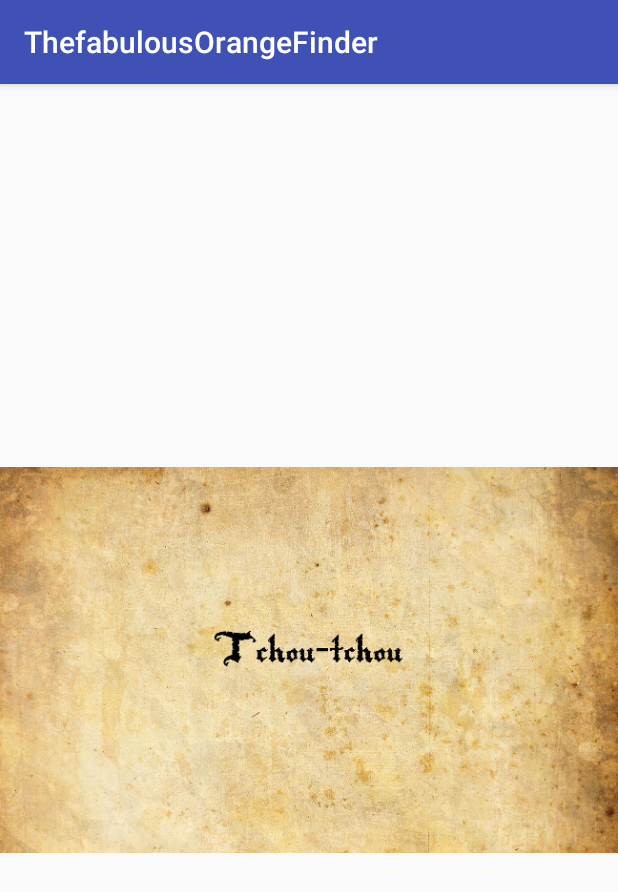
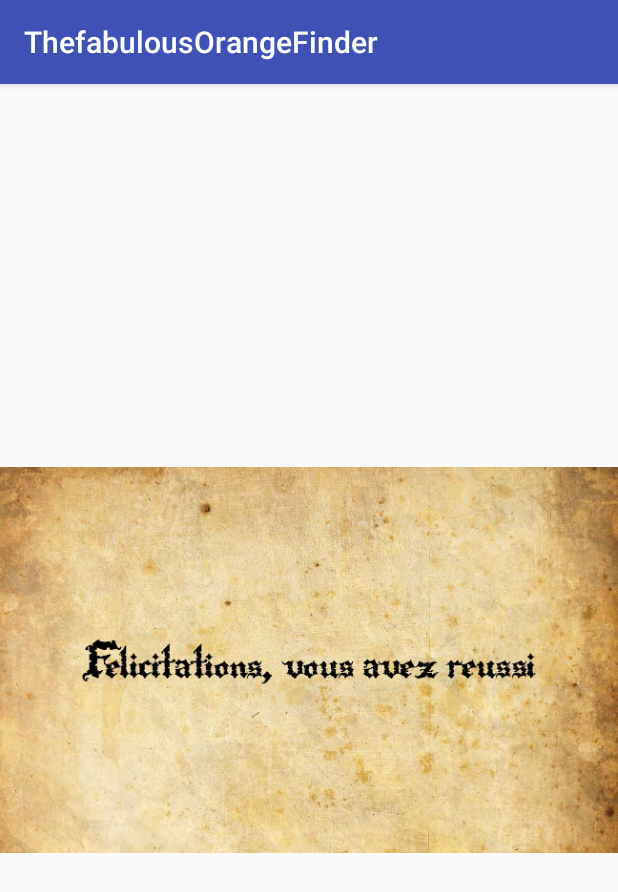
Before and after one commit to Hikarou/TheFabulousOrangeFinder, an Android app: the EnigmeActivity screen opened directly, with no data from a screen before it, on a phone screen of 412 x 824 dp. Shown: the top 892 px of the screen. Run offline under Robolectric (Android 15) with nearby library versions, the phone set to English and light mode, and no system bars.

Commit message:
UPDATE : Final picture

```diff
--- a/app/src/main/java/ch/hepia/hikarou/thefabulousorangefinder/EnigmeActivity.kt
+++ b/app/src/main/java/ch/hepia/hikarou/thefabulousorangefinder/EnigmeActivity.kt
@@ -29,7 +29,7 @@ class EnigmeActivity : AppCompatActivity() {
             2 -> R.drawable.enigme3
             3 -> R.drawable.enigme4
             4 -> R.drawable.enigme5
-            else -> R.drawable.enigme1
+            else -> R.drawable.enigme_final
         }
 
         img.setImageResource(enigme)
```
Also changed, not shown: app/src/main/res/drawable-xxhdpi/enigme_final.jpg (added).
